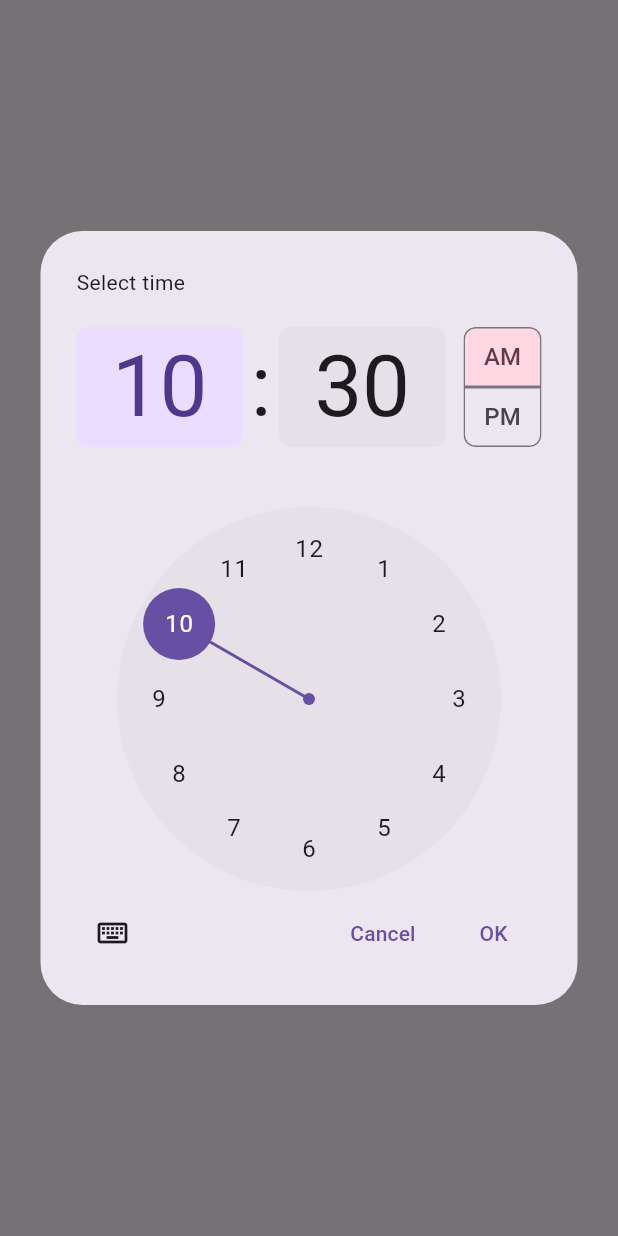
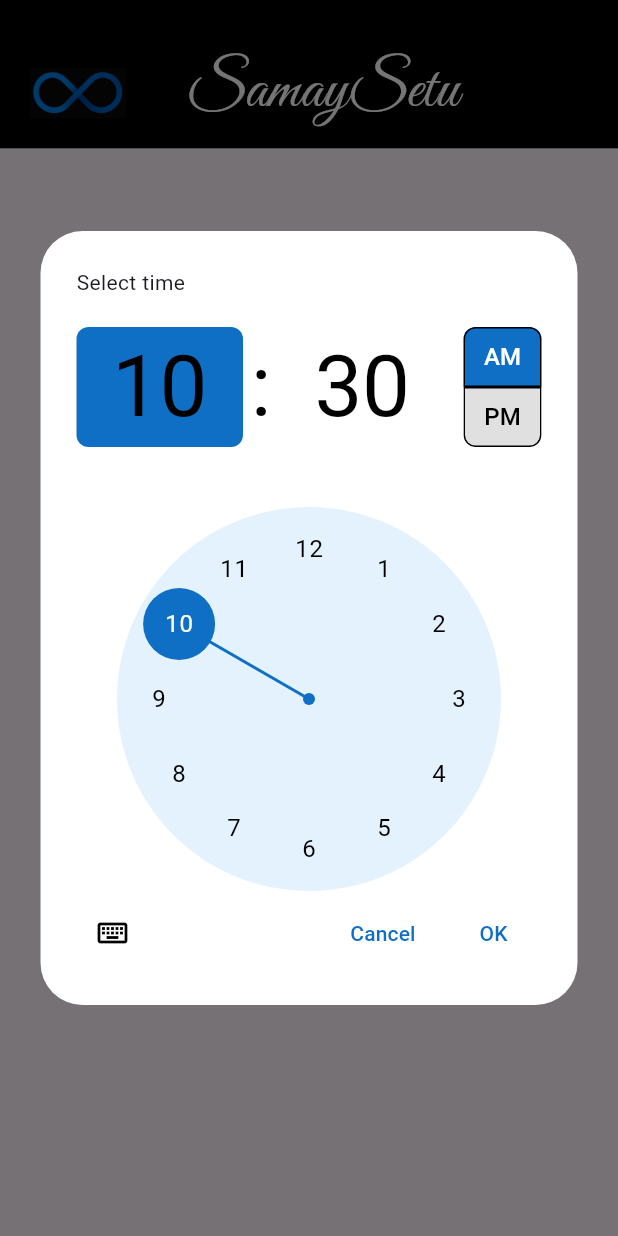
Before and after one commit to JuhiLasod/SamaySetu, a Flutter app: the askForService screen opened directly with empty values, after a tap on "Select Time", on a phone screen of 412 x 824 dp. Run offline on Flutter 3.47's test engine with Material 3 defaults, Android fonts, the phone set to English and light mode, and no system bars; our stand-ins replace image_picker, shared_preferences; accounts and stored records are empty.

Commit message:
explore choice frontend done

```diff
--- a/frontend/lib/screens/askForService.dart
+++ b/frontend/lib/screens/askForService.dart
@@ -27,6 +27,23 @@ class afsState extends State<askForService>
       initialDate: selectedDate ?? DateTime.now(),
       firstDate: DateTime.now(),
       lastDate: DateTime(2100),
+       builder: (context, child) {
+      return Theme(
+        data: Theme.of(context).copyWith(
+          colorScheme: ColorScheme.light(
+            primary: Color.fromARGB(255, 15, 111, 196),
+            onPrimary: Colors.white,
+            onSurface: Colors.black,
+          ),
+          textButtonTheme: TextButtonThemeData(
+            style: TextButton.styleFrom(
+              foregroundColor: Color.fromARGB(255, 15, 111, 196),
+            ),
+          ),
+        ),
+        child: child!,
+      );
+    },
   );
     if (picked != null) {
       setState(() {
@@ -39,6 +56,44 @@ class afsState extends State<askForService>
   final TimeOfDay? picked = await showTimePicker(
     context: context,
     initialTime: TimeOfDay.now(),
+  builder: (context, child) {
+      return Theme(
+        data: Theme.of(context).copyWith(
+
+          colorScheme: ColorScheme.light(
+            primary: Color.fromARGB(255, 15, 111, 196),
+            onPrimary: Colors.white,
+            onSurface: Colors.black,
+          ),
+          textButtonTheme: TextButtonThemeData(
+            style: TextButton.styleFrom(
+              foregroundColor: Color.fromARGB(255, 15, 111, 196),
+            ),
+          ),
+          timePickerTheme: TimePickerThemeData(
+            backgroundColor: Colors.white,
+            hourMinuteTextColor: Colors.black,
+            dialHandColor: Color.fromARGB(255, 15, 111, 196),
+            dialBackgroundColor: Colors.blue.shade50,
+
+            // 👇 AM/PM text colors
+            dayPeriodTextColor: MaterialStateColor.resolveWith((states) {
+              if (states.contains(MaterialState.selected)) {
+                return Colors.white;
+              }
+              return Colors.black;
+            }),
+            dayPeriodColor: MaterialStateColor.resolveWith((states) {
+              if (states.contains(MaterialState.selected)) {
+                return Color.fromARGB(255, 15, 111, 196);
+              }
+              return Colors.grey.shade300;
+            }),
+          ),
+        ),
+        child: child!,
+      );
+    },
   );
   if (picked != null) {
     setState(() {
@@ -48,16 +103,41 @@ class afsState extends State<askForService>
 }
 
   void afs ()async{
-    // final res=await http.post(Uri.parse('http://10.0.2.2:8000/explore/ask-for-service'),
-    // headers:{'Content;Type':'application/json'},
-    // body: jsonEncode({'email':widget.email, 'date':date, 'time':time, 'place': place})
-    // );
-    // if(res.statusCode==200)
-    // {
-    //   setState(() {
-    //     msg='your request is successfully sent. Wait until they accept your request';
-    //   });
-    // }
+
+String place=_placec.text;
+// print("sending");
+// print(formattedDateTime);
+if(selectedDate==null || selectedTime==null || place.isEmpty ){
+  setState(() {
+    msg="Fill the entries properly!";
+  });
+}
+  else{
+    DateTime combinedDateTime = DateTime(
+  selectedDate!.year,
+  selectedDate!.month,
+  selectedDate!.day,
+  selectedTime!.hour,
+  selectedTime!.minute,
+);
+String formattedDateTime = combinedDateTime.toIso8601String();
+    final res=await http.post(Uri.parse('http://10.0.2.2:8000/explore/ask-for-service'),
+    headers:{'Content-Type':'application/json'},
+    body: jsonEncode({'email':widget.email, 'datetime':formattedDateTime, 'place': place})
+    );
+    if(res.statusCode==200)
+    {
+      setState(() {
+        msg='Your request is successfully sent. Wait until they accept your request.';
+      });
+    }
+    else
+    {
+      setState(() {
+        msg="server error";
+      });
+    }
+  }
 }
   @override
   Widget build(BuildContext context)
@@ -67,24 +147,64 @@ class afsState extends State<askForService>
 
     return Scaffold(
       body:Column(
+        children:[ Container(
+            color: Color.fromARGB(255, 0, 0, 0),
+            height: screenHeight * 0.12,
+            // width: screenWidth,
+            child: Padding(
+              padding: EdgeInsets.fromLTRB(0, 25, 0, 0),
+              child: Row(
+                children: [
+                  Padding(padding: EdgeInsets.all(20),child: Image.asset('assets/images/logo.png',fit: BoxFit.contain, )),
+                  Padding(padding: EdgeInsets.fromLTRB(20, 0, 0, 0),child: Text("SamaySetu",style: TextStyle(fontFamily: 'title',fontSize:42, color: Color.fromARGB(255, 255, 255, 255)),))
+                ],
+              ),
+            ),
+          ),
+        Padding(
+          padding: EdgeInsets.fromLTRB(0, screenHeight * 0.1, 0, 0),
+          child: SingleChildScrollView(
+            child: Column(
               crossAxisAlignment: CrossAxisAlignment.center,
               mainAxisAlignment: MainAxisAlignment.center,
               children: [
+
                 Padding(padding: EdgeInsets.all(20),
+                  child: Container(
+                    height: screenHeight * 0.07,
+                    width: screenWidth * 0.7,
                     child: ElevatedButton(
+                      style: ElevatedButton.styleFrom(
+                        shape: RoundedRectangleBorder(borderRadius: BorderRadius.circular(10)),
+                        backgroundColor: Color.fromARGB(255, 15, 111, 196),
+                        foregroundColor: Color.fromARGB(255, 255, 255, 255),
+                      ),
                     onPressed: () => _selectDate(context),
                     child: Text(
+                      style: TextStyle(fontFamily: 'basic', fontSize: 20),
                       selectedDate == null
-                  ? 'Pick a date'
+                          ? 'Pick a Date'
                           : 'Date: ${selectedDate!.day}/${selectedDate!.month}/${selectedDate!.year}',
                     ),
                     ),
                   ),
-          ElevatedButton(
+                ),
+                Container(
+                  height: screenHeight * 0.07,
+                    width: screenWidth * 0.7,
+                  child: ElevatedButton(
+                    style: ElevatedButton.styleFrom(
+                          shape: RoundedRectangleBorder(borderRadius: BorderRadius.circular(10)),
+                          backgroundColor: Color.fromARGB(255, 15, 111, 196),
+                          foregroundColor: Color.fromARGB(255, 255, 255, 255),
+                        ),
                       onPressed: () => _selectTime(context),
-              child: Text(selectedTime == null
+                      child: Text(
+                        style: TextStyle(fontFamily: 'basic', fontSize: 20),
+                        selectedTime == null
                           ? 'Select Time'
                           : 'Selected Time: ${selectedTime!.format(context)}'),
+                  ),
                 ),
                 Padding(
                   padding: EdgeInsets.all(screenWidth * 0.1),
@@ -94,14 +214,37 @@ class afsState extends State<askForService>
                     child: TextField(
                       controller: _placec,
                       decoration: InputDecoration(
-                  hint: Text('Venue to recieve service?'),
-                  border: OutlineInputBorder()
+                        hintText: 'Venue to recieve service?',
+                        hintStyle: TextStyle(fontFamily: 'basic',fontSize: 20,color: Color.fromARGB(100, 0, 0, 0)),
+                        border: OutlineInputBorder(borderRadius: BorderRadius.circular(10)))
                       )
                     ),
                   ),
+
+                Container(
+                  height: screenHeight * 0.07,
+                    width: screenWidth * 0.7,
+                  child: ElevatedButton(
+                    style: ElevatedButton.styleFrom(
+                          shape: RoundedRectangleBorder(borderRadius: BorderRadius.circular(10)),
+                          backgroundColor: Color.fromARGB(255, 15, 111, 196),
+                          foregroundColor: Color.fromARGB(255, 255, 255, 255),
+                        ),
+                      onPressed: afs,
+                      child: Text(
+                        style: TextStyle(fontFamily: 'basic', fontSize: 20),
+                        'Send Request'
                       )
+                  )
+                ),
+                Padding(padding: EdgeInsets.all(screenWidth * 0.1),child:
+                  Text(msg, style: TextStyle(fontSize: 20,fontFamily: 'basic')
+                ))
               ],
-      )
+            ),
+          ),
+        ),
+      ])
     );
   }
 }
```
Also changed, not shown: 1 other file. Lines whose indentation alone changed are shown as unchanged.
